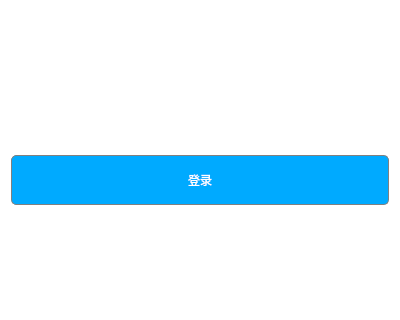
First picture: the form in pages/WelcomePage.ui, repository wps139hf/app, before the edit; both pictures show x 0 to 400 and y 280 to 600 of the 400 by 600 pixel window.
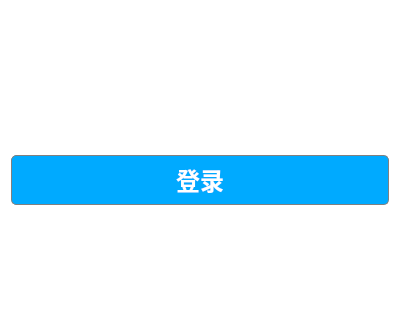
Second picture: the form after the edit. Icons and pictures are not drawn.

```diff
--- a/pages/WelcomePage.ui
+++ b/pages/WelcomePage.ui
@@ -54,6 +54,14 @@
        <height>50</height>
       </size>
      </property>
+     <property name="font">
+      <font>
+       <family>宋体</family>
+       <pointsize>18</pointsize>
+       <weight>75</weight>
+       <bold>true</bold>
+      </font>
+     </property>
      <property name="styleSheet">
       <string notr="true">QPushButton{
     border: 1px solid gray;
@@ -61,12 +69,11 @@
 	color: white;   
 	border-radius: 5px;                        
 }
-QPushButton:hover{
-	background-color: rgb(0, 119, 179);
-}
+
 QPushButton:pressed{
 	background-color: rgb(0, 101, 152);
-}</string>
+}
+</string>
      </property>
      <property name="text">
       <string>登录</string>
```
